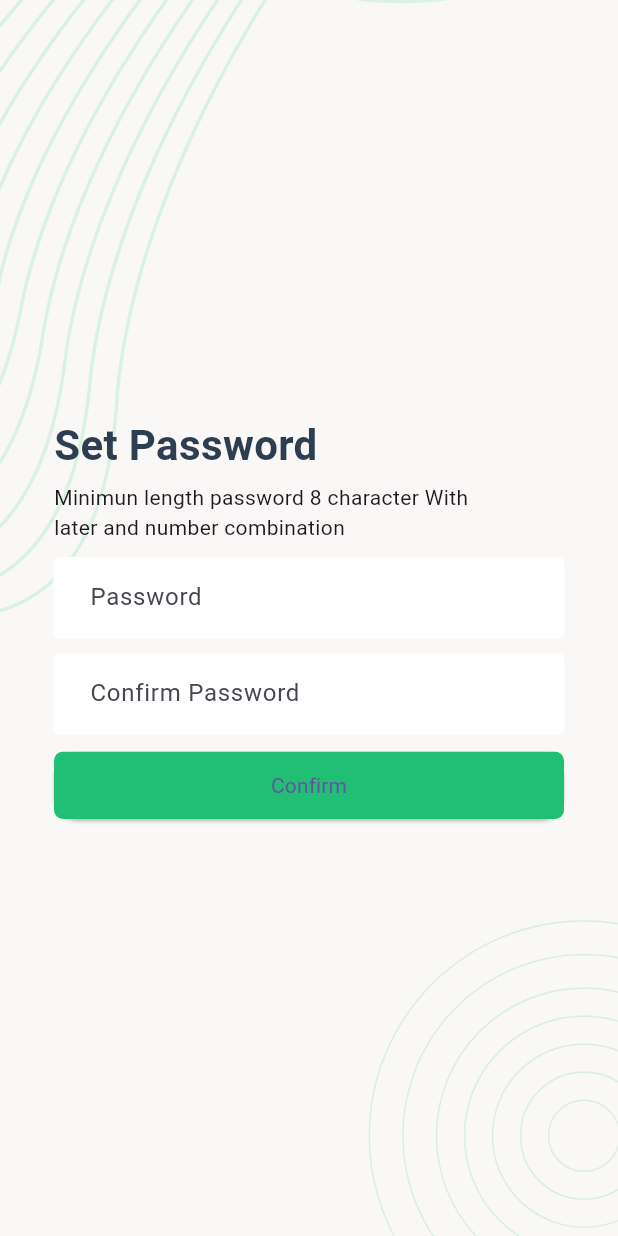
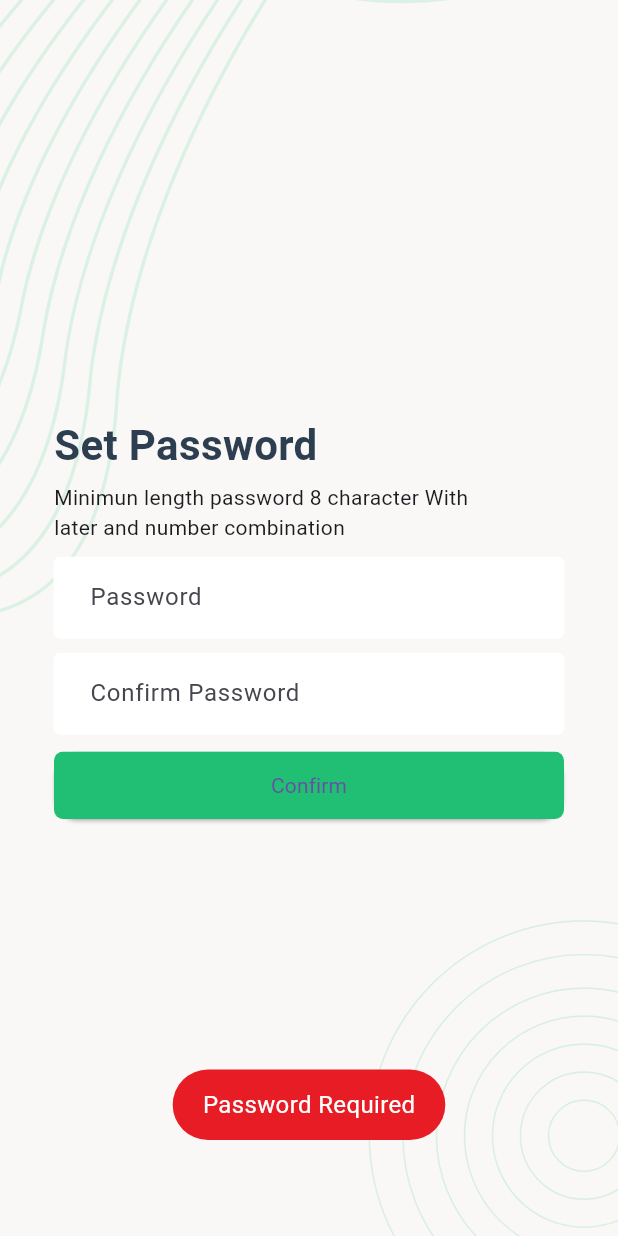
Before and after one commit to nimeullaha71/taskmanager_recorded, a Flutter app: the setPasswordScreen screen opened by its route, after a tap on "Confirm", on a phone screen of 412 x 824 dp. Run offline on Flutter 3.47's test engine with Material 3 defaults, Android fonts, the light colour scheme and no system bars; our stand-ins replace flutter_svg, fluttertoast, pin_code_fields, shared_preferences; accounts and stored records are empty; Roboto replaces fonts that are missing (poppins).

Commit message:
otp verification and set new password

```diff
--- a/lib/api/apiClient.dart
+++ b/lib/api/apiClient.dart
@@ -47,6 +47,7 @@ Future<bool>VerifyEmailRequest(Email)async{
   var ResultCode = response.statusCode;
   var ResultBody = jsonDecode(response.body);
   if(ResultCode==200 && ResultBody['status']=="success"){
+    await WriteEmailVerification(Email);
     SuccessToast("Request Success");
     return true;
   }
@@ -58,12 +59,13 @@ Future<bool>VerifyEmailRequest(Email)async{
 }
 
 
-Future<bool>VerifyOTORequest(Email,OTP)async{
+Future<bool>VerifyOTPRequest(Email,OTP)async{
   var URL = Uri.parse("${BaseURL}/RecoverVerifyOTP/${Email}/${OTP}");
   var response = await http.get(URL,headers: RequestHeader);
   var ResultCode = response.statusCode;
   var ResultBody = jsonDecode(response.body);
   if(ResultCode==200 && ResultBody['status']=="success"){
+    await WriteOTPVerification(OTP);
     SuccessToast("Request Success");
     return true;
   }
--- a/lib/screen/onboarding/setPasswordScreen.dart
+++ b/lib/screen/onboarding/setPasswordScreen.dart
@@ -1,6 +1,8 @@
 import 'package:flutter/cupertino.dart';
 import 'package:flutter/material.dart';
+import 'package:taskmanager_recorded/api/apiClient.dart';
 import 'package:taskmanager_recorded/style/style.dart';
+import 'package:taskmanager_recorded/utility/utility.dart';
 
 class setPasswordScreen extends StatefulWidget {
   const setPasswordScreen({super.key});
@@ -10,6 +12,54 @@ class setPasswordScreen extends StatefulWidget {
 }
 
 class _setPasswordScreenState extends State<setPasswordScreen> {
+  Map<String, String> FormValues = {
+    "email": "",
+    "OTP": "",
+    "password": "",
+    "cpassword": ""
+  };
+
+  bool loading = false;
+
+  @override
+  void initState() {
+    callStoreData();
+    super.initState();
+  }
+
+  callStoreData() async {
+    String? OTP = await ReadUserData("OTPVerification");
+    String? Email = await ReadUserData("EmailVerification");
+    InputOnChange("email", Email);
+    InputOnChange("OTP", OTP);
+  }
+
+  InputOnChange(MapKey, TextValue) {
+    setState(() {
+      FormValues.update(MapKey, (value) => TextValue);
+    });
+  }
+
+  FormOnSubmit() async {
+    if (FormValues['password']!.length == 0) {
+      ErrorToast("Password Required");
+    } else if (FormValues['password'] != FormValues['cpassword']) {
+      ErrorToast("Confirm Password Should be same");
+    } else {
+      setState(() {
+        loading = true;
+      });
+      bool res = await SetPasswordRequest(FormValues);
+      if (res == true) {
+        Navigator.pushNamedAndRemoveUntil(context, "/login", (route) => false);
+      } else {
+        setState(() {
+          loading = false;
+        });
+      }
+    }
+  }
+
   @override
   Widget build(BuildContext context) {
     return Scaffold(
@@ -22,17 +72,44 @@ class _setPasswordScreenState extends State<setPasswordScreen> {
               mainAxisAlignment: MainAxisAlignment.center,
               crossAxisAlignment: CrossAxisAlignment.start,
               children: [
-
-                Text("Set Password",style: Head1Text(colorDarkBlue),),
-                SizedBox(height: 5,),
-                Text("Minimun length password 8 character With \nlater and number combination"),
-                SizedBox(height: 10,),
-                TextFormField(decoration: AppInputDecoration("Password"),),
-                SizedBox(height: 10,),
-                TextFormField(decoration: AppInputDecoration("Confirm Password"),),
-                SizedBox(height: 10,),
+                Text(
+                  "Set Password",
+                  style: Head1Text(colorDarkBlue),
+                ),
+                SizedBox(
+                  height: 5,
+                ),
+                Text(
+                    "Minimun length password 8 character With \nlater and number combination"),
+                SizedBox(
+                  height: 10,
+                ),
+                TextFormField(
+                  decoration: AppInputDecoration("Password"),
+                  onChanged: (TextValue){
+                    InputOnChange("password", TextValue);
+                  },
+                ),
+                SizedBox(
+                  height: 10,
+                ),
+                TextFormField(
+                  decoration: AppInputDecoration("Confirm Password"),
+                  onChanged: (TextValue){
+                    InputOnChange("cpassword", TextValue);
+                  },
+                ),
+                SizedBox(
+                  height: 10,
+                ),
                 Container(
-                  child: ElevatedButton(onPressed: (){}, child: SuccessButtonCHild("Confirm"),style: AppButtonStyle(),),
+                  child: ElevatedButton(
+                    onPressed: () {
+                      FormOnSubmit();
+                    },
+                    child: SuccessButtonCHild("Confirm"),
+                    style: AppButtonStyle(),
+                  ),
                 )
               ],
             ),
```
Also changed, not shown: lib/screen/onboarding/emailVerificationScreen.dart (+62 -9 lines), lib/screen/onboarding/pinVerificationSCreen.dart (+42 -2 lines), lib/utility/utility.dart (+10 -1 lines).
